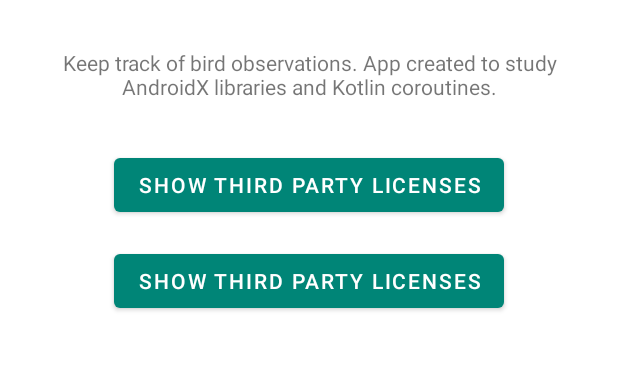
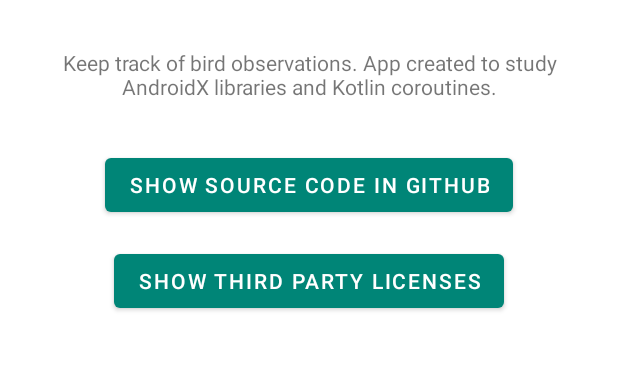
Before and after one commit to Pikkuninja/Birdwatcher, an Android app: the AboutFragment screen opened through its navigation route, on a phone screen of 412 x 824 dp, the part 275-646 px from its top. Run offline under Robolectric (Android 15) with nearby library versions, the phone set to English and light mode, and no system bars; our stand-ins replace Dagger/Hilt's generated code, Picasso, navigation-ui; pictures from the network do not load; 5 statements that could not run were skipped.

Commit message:
Fix About page showing wrong text in 'show source code' button

```diff
--- a/app/src/main/res/layout/about_fragment.xml
+++ b/app/src/main/res/layout/about_fragment.xml
@@ -34,7 +34,7 @@
         android:layout_width="wrap_content"
         android:layout_height="wrap_content"
         android:layout_marginTop="@dimen/margin_large"
-        android:text="@string/show_third_party_licenses"
+        android:text="@string/open_source_code_repository"
         app:layout_constraintEnd_toEndOf="parent"
         app:layout_constraintStart_toStartOf="parent"
         app:layout_constraintTop_toBottomOf="@id/about_explanation" />
```
